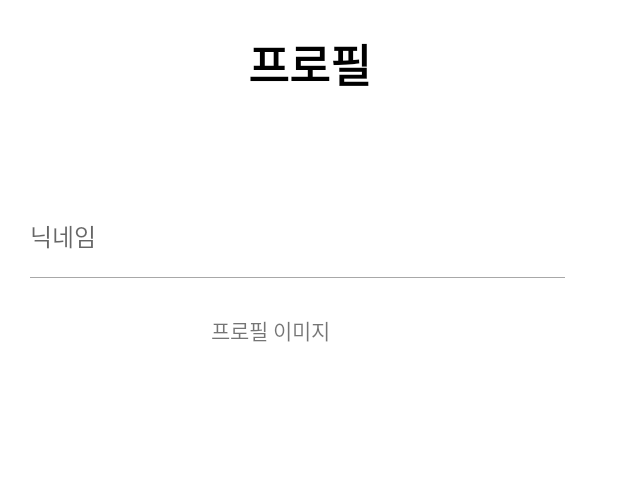
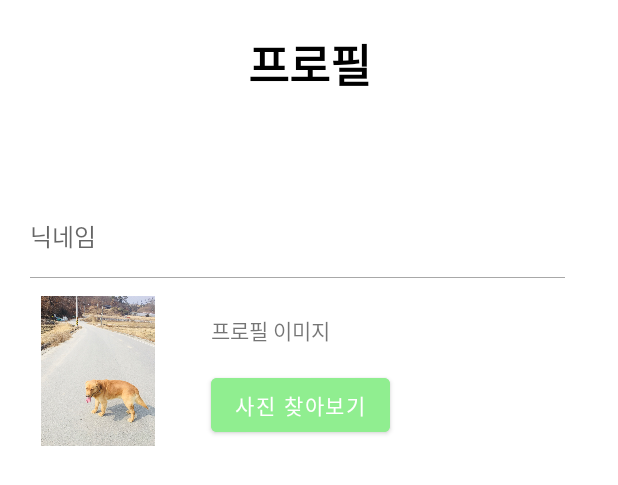
Before and after one commit to MadMax-Team/honbap_signal_android, an Android app: the layout activity_profile.xml on its own in the app's theme, with its tools: preview values and no code run, on a phone screen of 412 x 824 dp. Shown: the top 485 px of the screen. Run offline under Robolectric (Android 15) with nearby library versions, the phone set to English and light mode, and no system bars.

Commit message:
옮기기용

```diff
--- a/app/src/main/res/layout/activity_profile.xml
+++ b/app/src/main/res/layout/activity_profile.xml
@@ -50,6 +50,7 @@
             android:id="@+id/profile_profile_img_iv"
             android:layout_width="100dp"
             android:layout_height="100dp"
+            android:src="@drawable/basic_img"
             android:layout_marginTop="12dp"
             android:layout_marginStart="15dp"
             app:layout_constraintTop_toBottomOf="@id/profile_nick_name_underscore_view"
@@ -64,6 +65,17 @@
             app:layout_constraintStart_toEndOf="@id/profile_profile_img_iv"
             app:layout_constraintTop_toTopOf="@id/profile_profile_img_iv"/>
 
+        <Button
+            android:id="@+id/profile_open_gallery_btn"
+            android:layout_width="wrap_content"
+            android:layout_height="wrap_content"
+            android:text="사진 찾아보기"
+            android:layout_marginTop="15dp"
+
+            android:backgroundTint="@color/honbab_main_color"
+            app:layout_constraintTop_toBottomOf="@id/profile_profile_img_text_tv"
+            app:layout_constraintStart_toStartOf="@id/profile_profile_img_text_tv"
+            />
 
 
 
--- a/app/src/main/res/values/colors.xml
+++ b/app/src/main/res/values/colors.xml
@@ -17,4 +17,5 @@
     <color name="success">#2ECC71</color>
     <color name="failure">#E74C3C</color>
     <color name="warning">#F1C40F</color>
+    <color name="honbab_main_color">#90ee90</color>
 </resources>
```
Also changed, not shown: app/src/main/java/com/example/HonbabSignal/ProfileActivity.kt (added, +23 -0 lines), app/src/main/res/drawable/basic_img.jpg (added).
